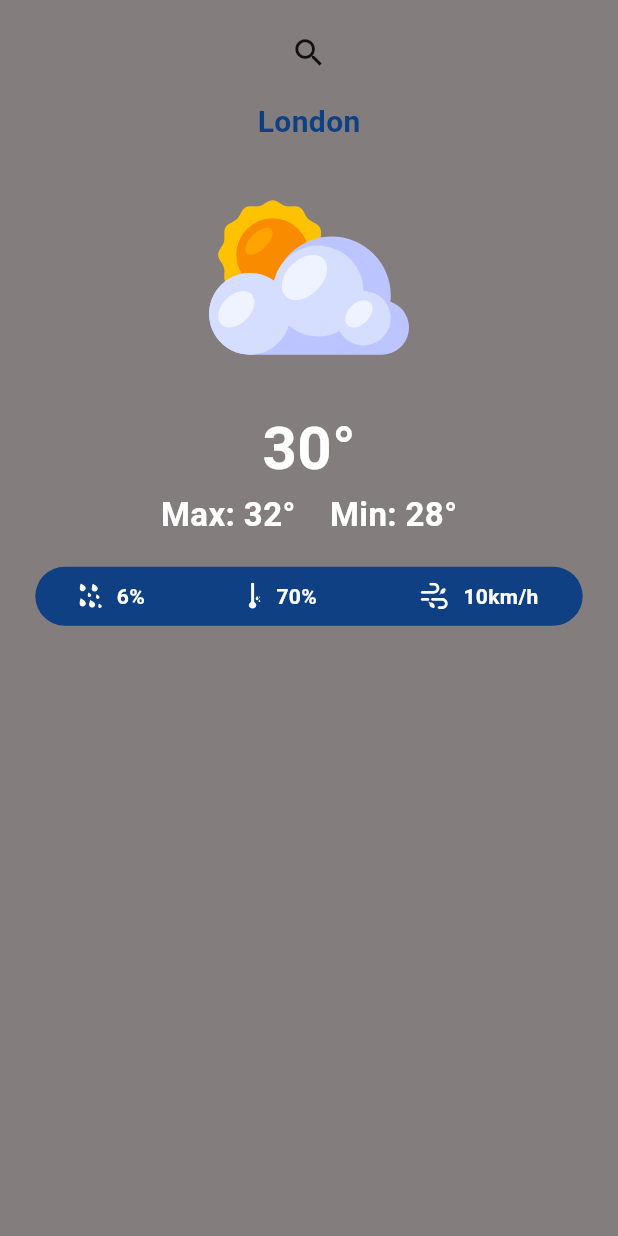
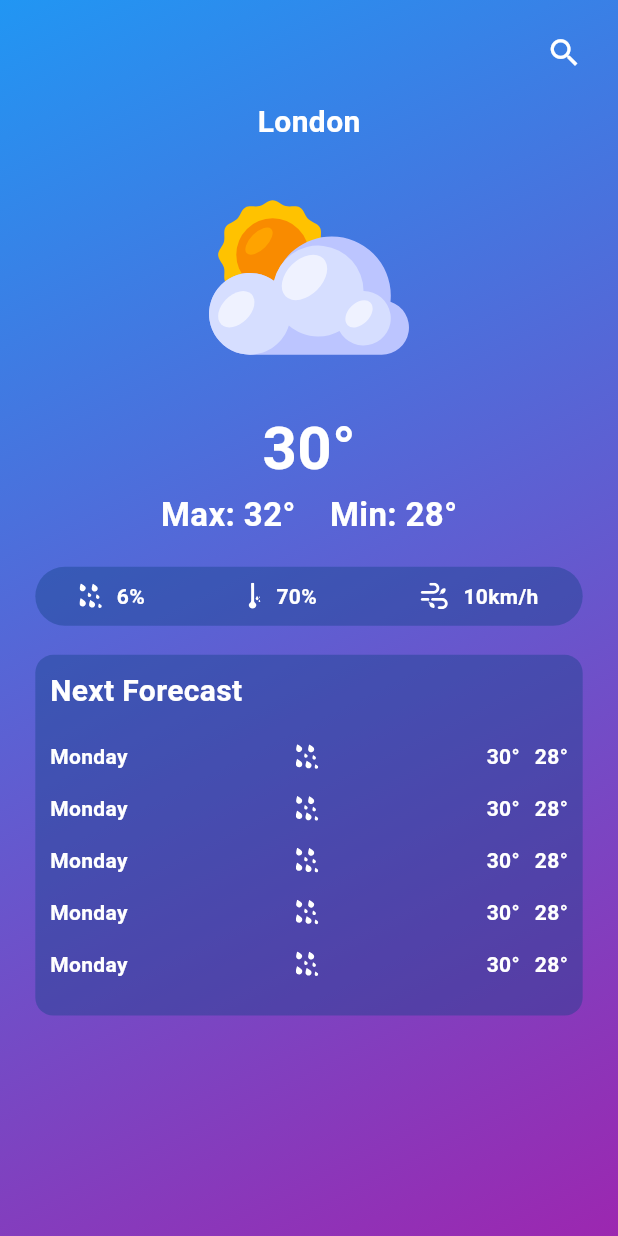
Before and after one commit to Ahmed-miska/weather, a Flutter app: the screen it shows after launch, on a phone screen of 412 x 824 dp. Run offline on Flutter 3.47's test engine with Material 3 defaults, Android fonts, the phone set to English and light mode, and no system bars; our stand-ins replace flutter_screenutil, flutter_svg.

Commit message:
Create Home Screen Ui

```diff
--- a/lib/core/theming/styles.dart
+++ b/lib/core/theming/styles.dart
@@ -5,7 +5,7 @@ class AppTextStyles {
   static TextStyle font20WhiteBold = const TextStyle(
     fontSize: 20,
     fontWeight: FontWeight.bold,
-    color: AppColors.mainBlue,
+    color: AppColors.white,
   );
 
   static TextStyle font22WhiteBold = const TextStyle(
--- a/lib/features/home/ui/home_screen.dart
+++ b/lib/features/home/ui/home_screen.dart
@@ -1,10 +1,13 @@
 import 'package:flutter/material.dart';
 import 'package:flutter_screenutil/flutter_screenutil.dart';
 import 'package:weahter/core/helpers/spacing.dart';
+import 'package:weahter/core/theming/colors.dart';
 import 'package:weahter/core/theming/styles.dart';
 import 'package:weahter/features/home/ui/widgets/container_of_rane_humidity_wind.dart';
 import 'package:weahter/features/home/ui/widgets/home_weather_icon.dart';
 import 'package:weahter/features/home/ui/widgets/max_and_min_temperature.dart';
+
+import 'widgets/forcast_container.dart';
 
 class HomeScreen extends StatelessWidget {
   const HomeScreen({super.key});
@@ -12,13 +15,26 @@ class HomeScreen extends StatelessWidget {
   @override
   Widget build(BuildContext context) {
     return Scaffold(
-      backgroundColor: const Color.fromARGB(255, 131, 125, 125),
-      body: SafeArea(
+      body: Container(
+        decoration: const BoxDecoration(
+          gradient: LinearGradient(
+            begin: Alignment.topLeft,
+            end: Alignment.bottomRight,
+            colors: [
+              Colors.blue,
+              Colors.purple,
+            ],
+          ),
+        ),
+        child: SafeArea(
           child: Padding(
             padding: EdgeInsets.symmetric(horizontal: 24.w, vertical: 24.h),
             child: Column(
               children: [
-              Icon(Icons.search, size: 25.h),
+                Align(
+                  alignment: Alignment.centerRight,
+                  child: Icon(Icons.search, size: 25.h, color: AppColors.white),
+                ),
                 verticalSpace(20),
                 Text('London', style: AppTextStyles.font20WhiteBold),
                 verticalSpace(20),
@@ -27,8 +43,11 @@ class HomeScreen extends StatelessWidget {
                 Text('30°', style: AppTextStyles.font40WhiteBold),
                 const MaxAndMinTemperature(),
                 verticalSpace(20),
-              const ContainerOfRaneAndHumidityAndWind()
+                const ContainerOfRaneAndHumidityAndWind(),
+                verticalSpace(20),
+                const ForcastContainer()
               ],
+            ),
           ),
         ),
       ),
--- a/lib/features/home/ui/widgets/container_of_rane_humidity_wind.dart
+++ b/lib/features/home/ui/widgets/container_of_rane_humidity_wind.dart
@@ -17,7 +17,7 @@ class ContainerOfRaneAndHumidityAndWind extends StatelessWidget {
       padding: EdgeInsets.symmetric(horizontal: 30.w, vertical: 10.h),
       decoration: BoxDecoration(
         borderRadius: BorderRadius.circular(20),
-        color: AppColors.mainBlue,
+        color: AppColors.mainBlue.withOpacity(.4),
       ),
       child: Row(
         children: [
--- /dev/null
+++ b/lib/features/home/ui/widgets/forcast_container.dart
@@ -0,0 +1,41 @@
+import 'package:flutter/material.dart';
+import 'package:flutter_screenutil/flutter_screenutil.dart';
+import 'package:weahter/core/helpers/spacing.dart';
+import 'package:weahter/core/theming/colors.dart';
+import 'package:weahter/core/theming/styles.dart';
+import 'package:weahter/features/home/ui/widgets/forcast_day.dart';
+
+class ForcastContainer extends StatelessWidget {
+  const ForcastContainer({
+    super.key,
+  });
+
+  @override
+  Widget build(BuildContext context) {
+    return Container(
+      padding: EdgeInsets.symmetric(horizontal: 10.w, vertical: 10.h),
+      decoration: BoxDecoration(
+        borderRadius: BorderRadius.circular(12),
+        color: AppColors.mainBlue.withOpacity(.4),
+      ),
+      child: Column(
+        crossAxisAlignment: CrossAxisAlignment.start,
+        children: [
+          Text('Next Forecast', style: AppTextStyles.font20WhiteBold),
+          verticalSpace(20),
+          ListView.builder(
+            physics: const NeverScrollableScrollPhysics(),
+            itemCount: 5,
+            shrinkWrap: true,
+            itemBuilder: (context, index) {
+              return Padding(
+                padding: EdgeInsets.only(bottom: 15.h),
+                child: const ForcastDay(),
+              );
+            },
+          ),
+        ],
+      ),
+    );
+  }
+}
--- /dev/null
+++ b/lib/features/home/ui/widgets/forcast_day.dart
@@ -0,0 +1,26 @@
+import 'package:flutter/material.dart';
+import 'package:flutter_svg/svg.dart';
+import 'package:weahter/core/helpers/app_assets.dart';
+import 'package:weahter/core/helpers/spacing.dart';
+import 'package:weahter/core/theming/styles.dart';
+
+class ForcastDay extends StatelessWidget {
+  const ForcastDay({
+    super.key,
+  });
+
+  @override
+  Widget build(BuildContext context) {
+    return Row(
+      children: [
+        Text('Monday', style: AppTextStyles.font14whiteBold),
+        const Spacer(),
+        SvgPicture.asset(AppAssets.raneIcon),
+        const Spacer(),
+        Text('30°', style: AppTextStyles.font14whiteBold),
+        horizontalSpace(10),
+        Text('28°', style: AppTextStyles.font14whiteBold),
+      ],
+    );
+  }
+}
```
Lines whose indentation alone changed are shown as unchanged.
